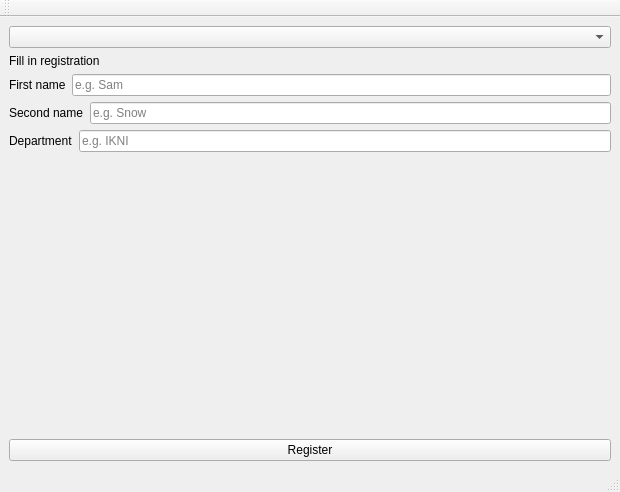
This is newregisterwindow.ui in TereshkivS/visit-schedule as Qt 5 draws it before an edit. The edited form follows.
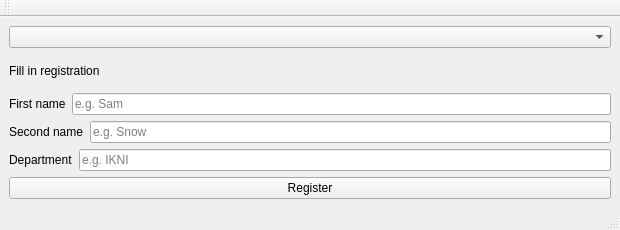
This is the edited form.

Patch:
```diff
--- a/newregisterwindow.ui
+++ b/newregisterwindow.ui
@@ -7,7 +7,7 @@
     <x>0</x>
     <y>0</y>
     <width>620</width>
-    <height>492</height>
+    <height>230</height>
    </rect>
   </property>
   <property name="windowTitle">
@@ -89,19 +89,6 @@
       </item>
      </layout>
     </item>
-    <item>
-     <spacer name="verticalSpacer">
-      <property name="orientation">
-       <enum>Qt::Vertical</enum>
-      </property>
-      <property name="sizeHint" stdset="0">
-       <size>
-        <width>20</width>
-        <height>40</height>
-       </size>
-      </property>
-     </spacer>
-    </item>
     <item>
      <widget class="QPushButton" name="registerButton">
       <property name="text">
```
